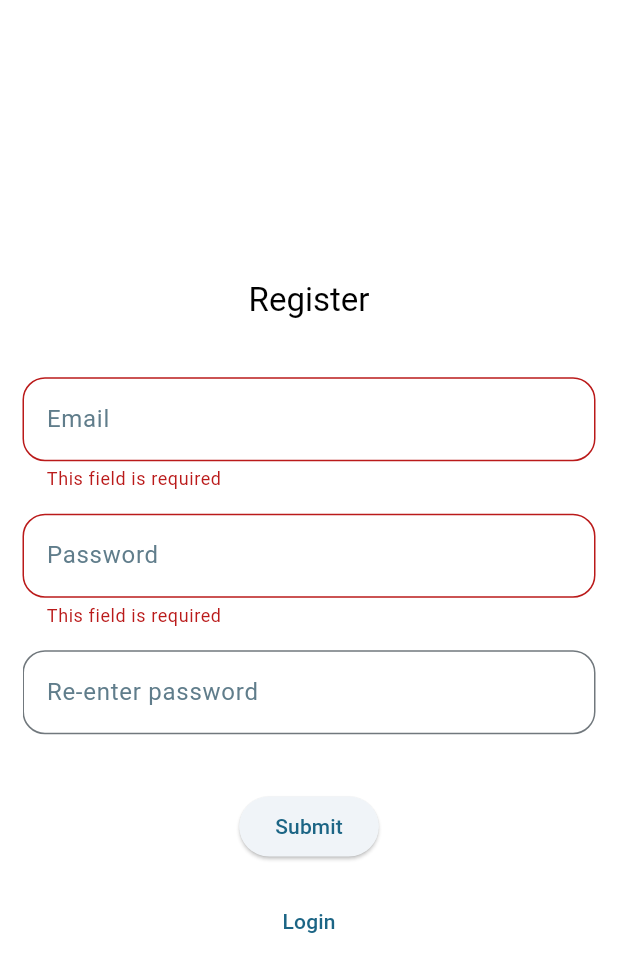
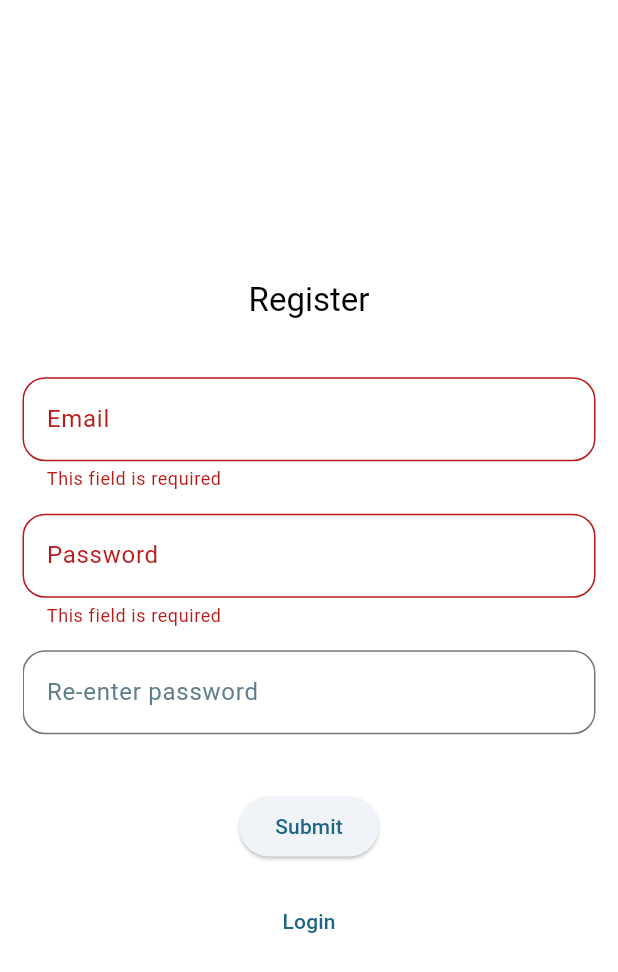
Before and after one commit to AdiSuresh/note-genie, a Flutter app: the AuthPage screen opened by its route, after a tap on "Submit", after a tap on "Register", on a phone screen of 412 x 824 dp. Shown: the top 972 px of the screen. Run offline on Flutter 3.47's test engine with Material 3 defaults, Android fonts, the phone set to English and light mode, and no system bars; our stand-ins replace copy_with_extension, email_validator, flutter_bloc, flutter_dotenv, flutter_secure_storage, go_router and 2 more; missing offline and left inert: dart_jsonwebtoken, flutter_quill, gpt_markdown; accounts and stored records are empty; generated files the repository leaves out were written again.

```diff
--- a/lib/views/auth/view.dart
+++ b/lib/views/auth/view.dart
@@ -10,6 +10,7 @@ import 'package:note_maker/views/auth/bloc.dart';
 import 'package:note_maker/views/auth/event.dart';
 import 'package:note_maker/views/auth/state/state.dart';
 import 'package:note_maker/views/auth/widgets/form_header.dart';
+import 'package:note_maker/widgets/custom_animated_switcher.dart';
 import 'package:note_maker/widgets/dismiss_keyboard.dart';
 
 class AuthPage extends StatefulWidget {
@@ -173,7 +174,7 @@ class _AuthPageState extends State<AuthPage> {
                     return null;
                   },
                   decoration: InputDecoration(
-                    hintText: 'Email',
+                    labelText: 'Email',
                     border: OutlineInputBorder(
                       borderRadius: BorderRadius.circular(15),
                     ),
@@ -197,7 +198,7 @@ class _AuthPageState extends State<AuthPage> {
                     return null;
                   },
                   decoration: InputDecoration(
-                    hintText: 'Password',
+                    labelText: 'Password',
                     border: OutlineInputBorder(
                       borderRadius: BorderRadius.circular(15),
                     ),
@@ -239,8 +240,18 @@ class _AuthPageState extends State<AuthPage> {
                           child: TextFormField(
                             controller: reEnterPasswordCtrl,
                             keyboardType: TextInputType.visiblePassword,
+                            validator: (value) {
+                              switch (value) {
+                                case '':
+                                  return 'This field is required';
+                                case String() when value != passwordCtrl.text:
+                                  return 'Passwords do not match';
+                                case _:
+                              }
+                              return null;
+                            },
                             decoration: InputDecoration(
-                              hintText: 'Re-enter password',
+                              labelText: 'Re-enter password',
                               border: OutlineInputBorder(
                                 borderRadius: BorderRadius.circular(15),
                               ),
@@ -256,10 +267,11 @@ class _AuthPageState extends State<AuthPage> {
               ),
               BlocBuilder<AuthPageBloc, AuthPageState>(
                 buildWhen: (previous, current) {
-                  // if (current case AuthFormState()) {
-                  //   return true;
-                  // }
-                  // return false;
+                  switch ((previous, current)) {
+                    case (AuthFormState(), AuthFormState()):
+                      return false;
+                    default:
+                  }
                   return true;
                 },
                 builder: (context, state) {
@@ -293,8 +305,13 @@ class _AuthPageState extends State<AuthPage> {
                         ),
                       ),
                       // const PulsingDotIndicator(),
-                      if (state case AuthenticatingState())
-                        const CircularProgressIndicator(),
+                      CustomAnimatedSwitcher(
+                        child: switch (state) {
+                          AuthenticatingState() =>
+                            const CircularProgressIndicator(),
+                          _ => const SizedBox(),
+                        },
+                      ),
                     ],
                   );
                 },
@@ -304,11 +321,8 @@ class _AuthPageState extends State<AuthPage> {
               ),
               BlocBuilder<AuthPageBloc, AuthPageState>(
                 buildWhen: (previous, current) {
-                  if (current case AuthFormState()) {
-                    return true;
-                  }
                   switch ((previous, current)) {
-                    case (AuthFormState(), _):
+                    case (AuthFormState(), _) || (_, AuthFormState()):
                       return true;
                     case _:
                   }
```
